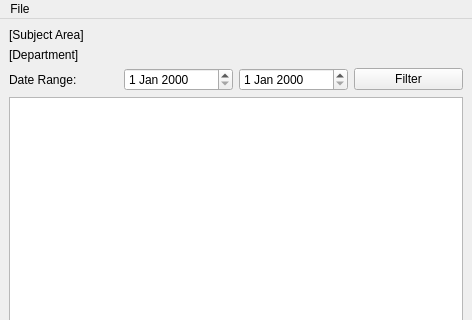
The window that src/ui/DashboardWindow.ui (Myu84/CSS) describes before a commit, drawn with Qt 5; both pictures show x 0 to 472 and y 0 to 320 of the 472 by 503 pixel window.
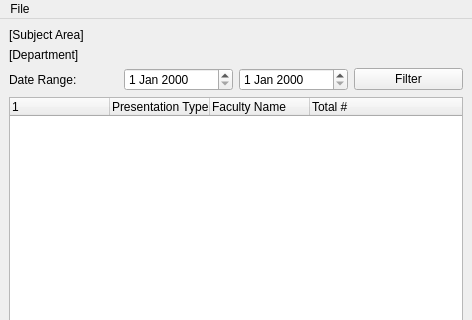
The same window after the commit.

What changed in the file:
```diff
--- a/src/ui/DashboardWindow.ui
+++ b/src/ui/DashboardWindow.ui
@@ -50,7 +50,31 @@
      </widget>
     </item>
     <item row="3" column="0" colspan="4">
-     <widget class="QTreeView" name="treeView"/>
+     <widget class="QTreeWidget" name="treeWidget">
+      <property name="columnCount">
+       <number>4</number>
+      </property>
+      <column>
+       <property name="text">
+        <string/>
+       </property>
+      </column>
+      <column>
+       <property name="text">
+        <string>Presentation Type</string>
+       </property>
+      </column>
+      <column>
+       <property name="text">
+        <string>Faculty Name</string>
+       </property>
+      </column>
+      <column>
+       <property name="text">
+        <string>Total #</string>
+       </property>
+      </column>
+     </widget>
     </item>
    </layout>
   </widget>
```
